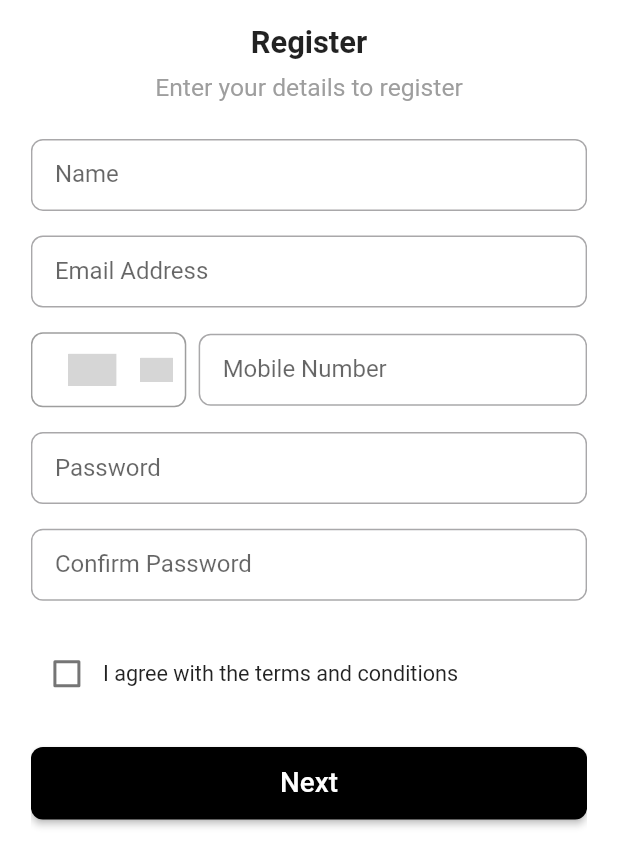
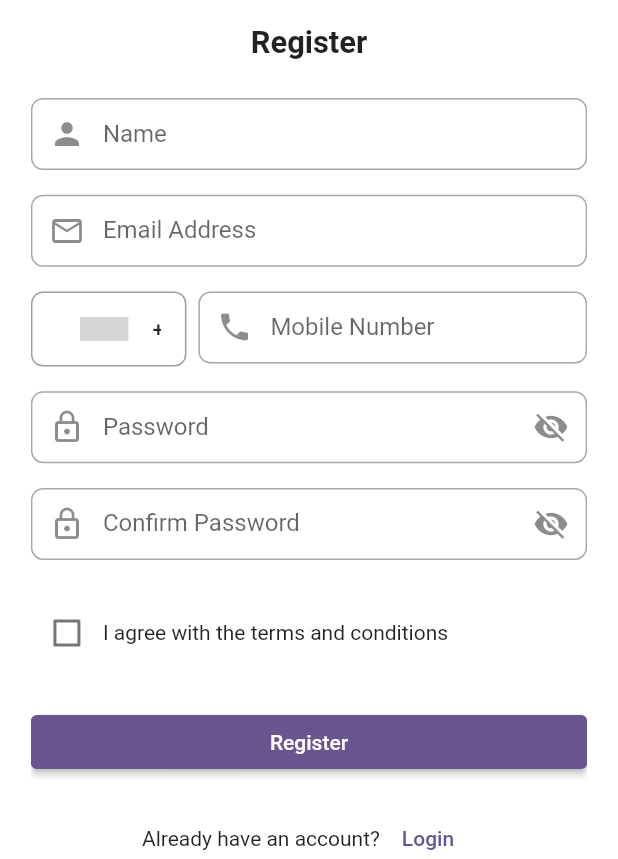
Before and after one commit to 0211Abhay/CPMAD_PROJECT, a Flutter app: the RegistrationScreen screen opened by its route, on a phone screen of 412 x 824 dp, the part 377-1236 px from its top. Run offline on Flutter 3.47's test engine with Material 3 defaults, Android fonts, the phone set to English and light mode, and no system bars; drawn by our look-alikes of country_code_picker; our stand-ins replace firebase_core, get, lottie; accounts and stored records are empty; grey boxes are pictures that could not be loaded.

Commit message:
login register with getx statemanagement and validation

```diff
--- a/legal_log/lib/common_widgets/custom_text_fields.dart
+++ b/legal_log/lib/common_widgets/custom_text_fields.dart
@@ -1,27 +1,37 @@
 import 'package:flutter/material.dart';
+import 'package:get/get.dart';
 
 class CustomTextField extends StatelessWidget {
   final String label;
   final bool obscureText;
   final TextEditingController? controller;
+  final Widget? prefixIcon;
+  final Widget? suffixIcon;
+  final String? Function(String?)? validator; // Validator function for validation
 
   const CustomTextField({
     Key? key,
     required this.label,
     this.obscureText = false,
     this.controller,
+    this.prefixIcon,
+    this.suffixIcon,
+    this.validator,
   }) : super(key: key);
 
   @override
   Widget build(BuildContext context) {
-    return TextField(
+    return TextFormField(
       obscureText: obscureText,
       controller: controller,
+      validator: validator, // Set the validator for form validation
       decoration: InputDecoration(
         labelText: label,
         border: OutlineInputBorder(
           borderRadius: BorderRadius.circular(8),
         ),
+        prefixIcon: prefixIcon, // Prefix icon
+        suffixIcon: suffixIcon, // Suffix icon
         contentPadding: const EdgeInsets.symmetric(horizontal: 16, vertical: 12),
       ),
     );
--- a/legal_log/lib/features/authentication/screens/registration_screen.dart
+++ b/legal_log/lib/features/authentication/screens/registration_screen.dart
@@ -2,20 +2,20 @@ import 'package:flutter/material.dart';
 import 'package:get/get.dart';
 import 'package:country_code_picker/country_code_picker.dart';
 import 'package:legal_log/common_widgets/custom_text_fields.dart';
-import 'package:legal_log/features/authentication/controller/registration_controller.dart';
 import 'package:lottie/lottie.dart';
+import '../controller/registration_controller.dart';
 
 class RegistrationScreen extends StatelessWidget {
   final RegistrationController controller = Get.put(RegistrationController());
+  final GlobalKey<FormState> _formKey = GlobalKey<FormState>();
 
   @override
   Widget build(BuildContext context) {
     final screenWidth = MediaQuery.of(context).size.width;
     final screenHeight = MediaQuery.of(context).size.height;
 
-    // Calculate dynamic spacings
-    double horizontalPadding = screenWidth * 0.05; // 5% of screen width
-    double verticalSpacing = screenHeight * 0.02; // 2% of screen height
+    double horizontalPadding = screenWidth * 0.05;
+    double verticalSpacing = screenHeight * 0.02;
 
     return Scaffold(
       backgroundColor: Colors.white,
@@ -23,28 +23,26 @@ class RegistrationScreen extends StatelessWidget {
         padding: EdgeInsets.symmetric(horizontal: horizontalPadding),
         child: Center(
           child: SingleChildScrollView(
+            child: Form(
+              key: _formKey,
               child: Column(
                 crossAxisAlignment: CrossAxisAlignment.center,
                 children: [
-                // Logo
+                  // Logo and Title
                   Lottie.asset(
                     "assets/lottie/hammer.json",
-                  width: screenWidth * 0.5, // 50% of screen width
-                  height: screenHeight * 0.25, // 25% of screen height
-                  fit: BoxFit.contain,
+                    width: screenWidth * 0.5,
+                    height: screenHeight * 0.25,
                   ),
                   SizedBox(height: verticalSpacing),
-
-                // Title
                   Text(
                     'Legal Log',
                     style: TextStyle(
                       fontWeight: FontWeight.bold,
-                    fontSize: screenWidth * 0.06, // Dynamic font size
+                      fontSize: screenWidth * 0.06,
                     ),
                   ),
                   SizedBox(height: verticalSpacing),
-
                   Text(
                     'Register',
                     style: TextStyle(
@@ -52,37 +50,36 @@ class RegistrationScreen extends StatelessWidget {
                       fontSize: screenWidth * 0.05,
                     ),
                   ),
-                SizedBox(height: verticalSpacing * 0.5),
-
-                Text(
-                  'Enter your details to register',
-                  style: TextStyle(
-                    color: Colors.grey,
-                    fontSize: screenWidth * 0.04,
-                  ),
-                ),
                   SizedBox(height: verticalSpacing * 1.5),
 
-                // Form Fields
-                CustomTextField(label: 'Name'),
+                  // Name Field
+                  CustomTextField(
+                    label: 'Name',
+                    prefixIcon: Icon(Icons.person),
+                    controller: controller.nameController,
+                    validator: controller.validateName,
+                  ),
                   SizedBox(height: verticalSpacing),
 
-                CustomTextField(label: 'Email Address'),
+                  // Email Field
+                  CustomTextField(
+                    label: 'Email Address',
+                    prefixIcon: const Icon(Icons.email_outlined),
+                    controller: controller.emailController,
+                    validator: controller.validateEmail,
+                  ),
                   SizedBox(height: verticalSpacing),
 
                   // Country Picker with Mobile Number
-                // Country Picker with Mobile Number
                   Row(
+                    crossAxisAlignment: CrossAxisAlignment.start,
                     children: [
                       Expanded(
                         flex: 2,
                         child: Container(
-        height: 50, // Match height with CustomTextField
+                          height: 50,
                           decoration: BoxDecoration(
-          border: Border.all(
-            color: Colors.grey,
-            width: 1,
-          ),
+                            border: Border.all(color: Colors.grey, width: 1),
                             borderRadius: BorderRadius.circular(8),
                           ),
                           child: CountryCodePicker(
@@ -91,53 +88,68 @@ Row(
                             },
                             initialSelection: 'IN',
                             favorite: ['+91', 'IN'],
-          showFlag: true,
-          showFlagDialog: true,
-          showCountryOnly: false,
-          showOnlyCountryWhenClosed: true,
-          alignLeft: false,
-          padding: EdgeInsets.zero, // Remove default padding
-          textStyle: TextStyle(
-            color: Colors.black,
-            fontSize: 16,
-          ),
-          boxDecoration: BoxDecoration(
-            color: Colors.transparent,
                           ),
                         ),
                       ),
-    ),
-    SizedBox(width: screenWidth * 0.02),
+                      SizedBox(width: 8),
                       Expanded(
                         flex: 5,
-      child: CustomTextField(label: 'Mobile Number'),
+                        child: CustomTextField(
+                          label: 'Mobile Number',
+                          prefixIcon: Icon(Icons.phone),
+                          controller: controller.mobileController,
+                          validator: controller.validateMobile,
+                        ),
                       ),
                     ],
                   ),
                   SizedBox(height: verticalSpacing),
 
-                CustomTextField(label: 'Password', obscureText: true),
+                  // Password Field
+                  Obx(() => CustomTextField(
+                        label: 'Password',
+                        prefixIcon: Icon(Icons.lock_outline),
+                        controller: controller.passwordController,
+                        obscureText: controller.obscurePassword.value,
+                        validator: controller.validatePassword,
+                        suffixIcon: IconButton(
+                          icon: Icon(controller.obscurePassword.value
+                              ? Icons.visibility_off
+                              : Icons.visibility),
+                          onPressed: controller.togglePasswordVisibility,
+                        ),
+                      )),
                   SizedBox(height: verticalSpacing),
 
-                CustomTextField(label: 'Confirm Password', obscureText: true),
+                  // Confirm Password Field
+                  Obx(() => CustomTextField(
+                        label: 'Confirm Password',
+                        prefixIcon: Icon(Icons.lock_outline),
+                        controller: controller.confirmPasswordController,
+                        obscureText: controller.obscureConfirmPassword.value,
+                        validator: controller.validateConfirmPassword,
+                        suffixIcon: IconButton(
+                          icon: Icon(controller.obscureConfirmPassword.value
+                              ? Icons.visibility_off
+                              : Icons.visibility),
+                          onPressed: controller.toggleConfirmPasswordVisibility,
+                        ),
+                      )),
                   SizedBox(height: verticalSpacing * 1.5),
 
-                // Terms and Conditions Checkbox
+                  // Terms and Conditions
                   Row(
                     children: [
                       Obx(
                         () => Checkbox(
                           value: controller.agreeToTerms.value,
-                        onChanged: (bool? value) {
+                          onChanged: (value) {
                             controller.toggleAgreeToTerms();
                           },
                         ),
                       ),
                       Expanded(
-                      child: Text(
-                        'I agree with the terms and conditions',
-                        style: TextStyle(fontSize: screenWidth * 0.035),
-                      ),
+                        child: Text('I agree with the terms and conditions'),
                       ),
                     ],
                   ),
@@ -148,58 +160,37 @@ Row(
                     width: double.infinity,
                     child: ElevatedButton(
                       onPressed: () {
+                        if (_formKey.currentState!.validate()) {
                           if (controller.agreeToTerms.value) {
                             Get.snackbar(
                               'Success',
                               'Proceeding to the next screen...',
-                          snackPosition: SnackPosition.BOTTOM,
                             );
                           } else {
                             Get.snackbar(
                               'Error',
                               'Please agree to the terms and conditions.',
-                          snackPosition: SnackPosition.BOTTOM,
                               backgroundColor: Colors.red,
                               colorText: Colors.white,
                             );
                           }
+                        }
                       },
-                    style: ElevatedButton.styleFrom(
-                      backgroundColor: Colors.black,
-                      padding: EdgeInsets.symmetric(
-                        vertical: verticalSpacing * 0.8, // Adjust vertical padding
-                      ),
-                      shape: RoundedRectangleBorder(
-                        borderRadius: BorderRadius.circular(8),
-                      ),
-                    ),
-                    child: Text(
-                      'Next',
-                      style: TextStyle(
-                        fontSize: screenWidth * 0.045, // Dynamic font size
-                        color: Colors.white,
-                      ),
-                    ),
+                      child: Text('Register'),
                     ),
                   ),
                   SizedBox(height: verticalSpacing),
 
-                // Already Have an Account Section
+                  // Already Have an Account
                   Row(
                     mainAxisAlignment: MainAxisAlignment.center,
                     children: [
-                    Text(
-                      "Already have an account?",
-                      style: TextStyle(fontSize: screenWidth * 0.04),
-                    ),
+                      Text('Already have an account?'),
                       TextButton(
                         onPressed: () {
-                        Get.toNamed('/login'); // Navigate to login screen
+                          Get.toNamed('/login');
                         },
-                      child: Text(
-                        'Login',
-                        style: TextStyle(fontSize: screenWidth * 0.04),
-                      ),
+                        child: Text('Login'),
                       ),
                     ],
                   ),
@@ -208,6 +199,7 @@ Row(
             ),
           ),
         ),
+      ),
     );
   }
 }
```
Also changed, not shown: legal_log/lib/features/authentication/controller/login_controller.dart (+31 -0 lines), legal_log/lib/features/authentication/controller/registration_controller.dart (+66 -3 lines), legal_log/lib/features/authentication/screens/login_screen.dart (+44 -60 lines). Lines whose indentation alone changed are shown as unchanged.
